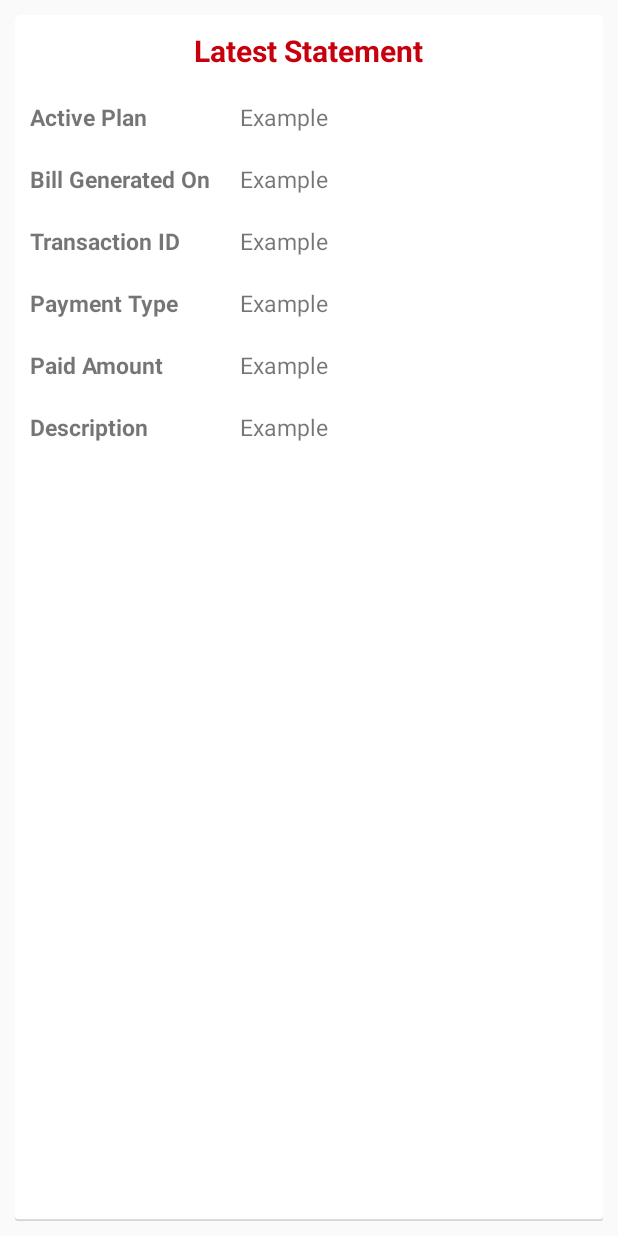
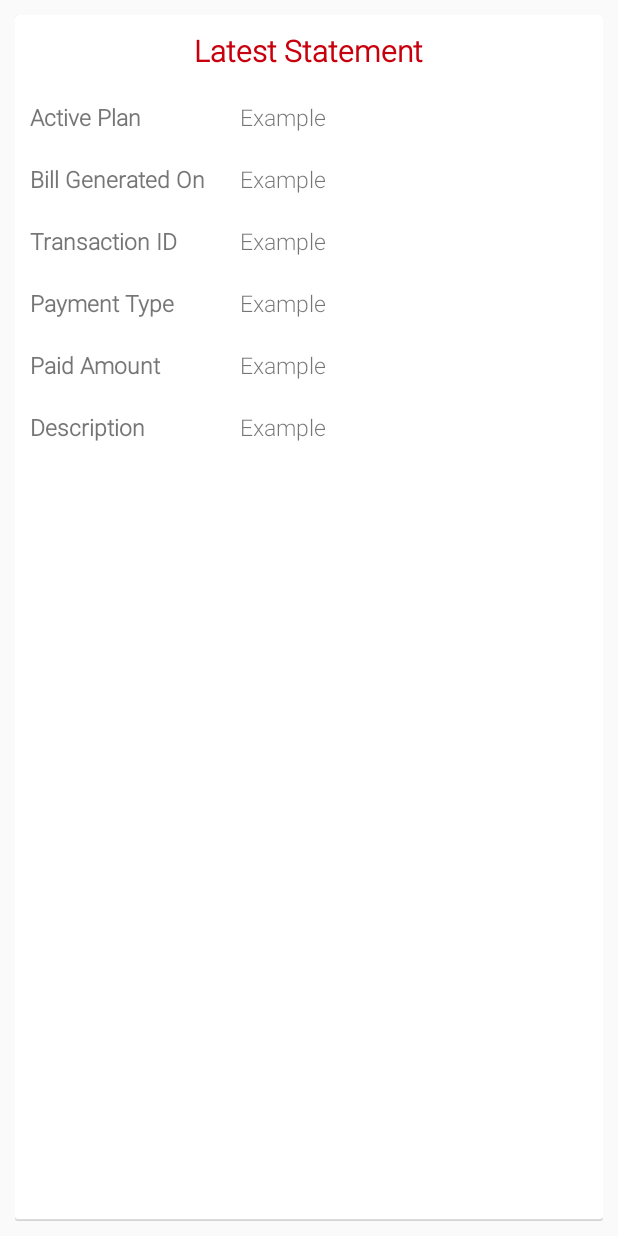
Before and after one commit to Axxxtosh/temp_w, an Android app: the layout fragment_account_statement.xml on its own in the app's theme, with its tools: preview values and no code run, on a phone screen of 412 x 824 dp. Run offline under Robolectric (Android 15) with nearby library versions, the phone set to English and light mode, and no system bars; network calls fail.

Commit message:
After fonts Change2

```diff
--- a/app/src/main/res/layout/activity_login.xml
+++ b/app/src/main/res/layout/activity_login.xml
@@ -92,6 +92,7 @@
 
             <Button
                 android:id="@+id/forgetPassword"
+                android:fontFamily="@font/roboto_light"
                 android:layout_width="match_parent"
                 android:layout_height="wrap_content"
                 android:background="@null"
--- a/app/src/main/res/layout/fragment_account_statement.xml
+++ b/app/src/main/res/layout/fragment_account_statement.xml
@@ -14,6 +14,7 @@
                 android:layout_width="wrap_content"
                 android:layout_height="wrap_content"
                 android:text="Latest Statement"
+            android:fontFamily="@font/roboto_light"
                 android:layout_marginTop="10dp"
                 android:layout_marginBottom="10dp"
                 android:layout_gravity="center"
@@ -32,6 +33,7 @@
                 android:layout_marginBottom="10dp"
                 android:layout_marginLeft="10dp"
                 android:layout_marginRight="10dp"
+                android:fontFamily="@font/roboto_light"
                 android:layout_marginTop="10dp"
                 android:textStyle="bold"
                 android:text="Active Plan"
@@ -40,6 +42,7 @@
                 android:id="@+id/latestactivePlan"
                 android:layout_width="match_parent"
                 android:layout_height="wrap_content"
+                android:fontFamily="@font/roboto_light"
                 android:text="Example"
                 android:layout_marginLeft="10dp"
                 android:layout_marginRight="10dp"
@@ -57,6 +60,7 @@
                 android:layout_width="120dp"
                 android:layout_height="wrap_content"
                 android:layout_marginBottom="10dp"
+                android:fontFamily="@font/roboto_light"
                 android:layout_marginLeft="10dp"
                 android:layout_marginRight="10dp"
                 android:layout_marginTop="10dp"
@@ -67,6 +71,7 @@
                 android:id="@+id/latestbillgenerateOn"
                 android:layout_width="match_parent"
                 android:layout_height="wrap_content"
+                android:fontFamily="@font/roboto_light"
                 android:text="Example"
                 android:layout_marginBottom="10dp"
                 android:layout_marginLeft="10dp"
@@ -85,6 +90,7 @@
                 android:layout_height="wrap_content"
                 android:layout_marginBottom="10dp"
                 android:layout_marginLeft="10dp"
+                android:fontFamily="@font/roboto_light"
                 android:layout_marginRight="10dp"
                 android:layout_marginTop="10dp"
                 android:text="Transaction ID"
@@ -96,6 +102,7 @@
                 android:layout_height="wrap_content"
                 android:text="Example"
                 android:layout_marginBottom="10dp"
+                android:fontFamily="@font/roboto_light"
                 android:layout_marginLeft="10dp"
                 android:layout_marginRight="10dp"
                 android:layout_marginTop="10dp"
@@ -112,6 +119,7 @@
                 android:layout_height="wrap_content"
                 android:layout_marginBottom="10dp"
                 android:layout_marginLeft="10dp"
+                android:fontFamily="@font/roboto_light"
                 android:layout_marginRight="10dp"
                 android:layout_marginTop="10dp"
                 android:text="Payment Type"
@@ -124,6 +132,7 @@
                 android:text="Example"
                 android:layout_marginBottom="10dp"
                 android:layout_marginLeft="10dp"
+                android:fontFamily="@font/roboto_light"
                 android:layout_marginRight="10dp"
                 android:layout_marginTop="10dp"
                 android:textSize="15sp"/>
@@ -139,6 +148,7 @@
                 android:layout_height="wrap_content"
                 android:layout_marginBottom="10dp"
                 android:layout_marginLeft="10dp"
+                android:fontFamily="@font/roboto_light"
                 android:layout_marginRight="10dp"
                 android:layout_marginTop="10dp"
                 android:textStyle="bold"
@@ -150,6 +160,7 @@
                 android:layout_height="wrap_content"
                 android:text="Example"
                 android:layout_marginBottom="10dp"
+                android:fontFamily="@font/roboto_light"
                 android:layout_marginLeft="10dp"
                 android:layout_marginRight="10dp"
                 android:layout_marginTop="10dp"
@@ -166,6 +177,7 @@
                 android:layout_height="wrap_content"
                 android:layout_marginBottom="5dp"
                 android:layout_marginLeft="10dp"
+                android:fontFamily="@font/roboto_light"
                 android:layout_marginRight="10dp"
                 android:layout_marginTop="10dp"
                 android:text="Description"
@@ -177,6 +189,7 @@
                 android:layout_height="wrap_content"
                 android:text="Example"
                 android:layout_marginBottom="10dp"
+                android:fontFamily="@font/roboto_light"
                 android:layout_marginLeft="10dp"
                 android:layout_marginRight="10dp"
                 android:layout_marginTop="10dp"
@@ -191,6 +204,7 @@
                 android:layout_height="match_parent"
                 android:text="Email Bill"
                 android:textAllCaps="false"
+                android:fontFamily="@font/roboto_light"
                 android:textSize="18sp"
                 android:textColor="#FFFFFF"
                 android:id="@+id/email_bill"
--- a/app/src/main/res/layout/fragment_bill_details.xml
+++ b/app/src/main/res/layout/fragment_bill_details.xml
@@ -16,6 +16,7 @@
             <TabWidget
                 android:id="@android:id/tabs"
                 android:orientation="horizontal"
+
                 android:background="@drawable/bgbutton"
                 android:layout_width="fill_parent"
                 android:layout_height="wrap_content"
@@ -31,6 +32,7 @@
 
             <android.support.v4.view.ViewPager
                 android:id="@+id/viewpager"
+
                 android:layout_width="fill_parent"
                 android:layout_height="0dp"
                 android:layout_weight="1"
```
